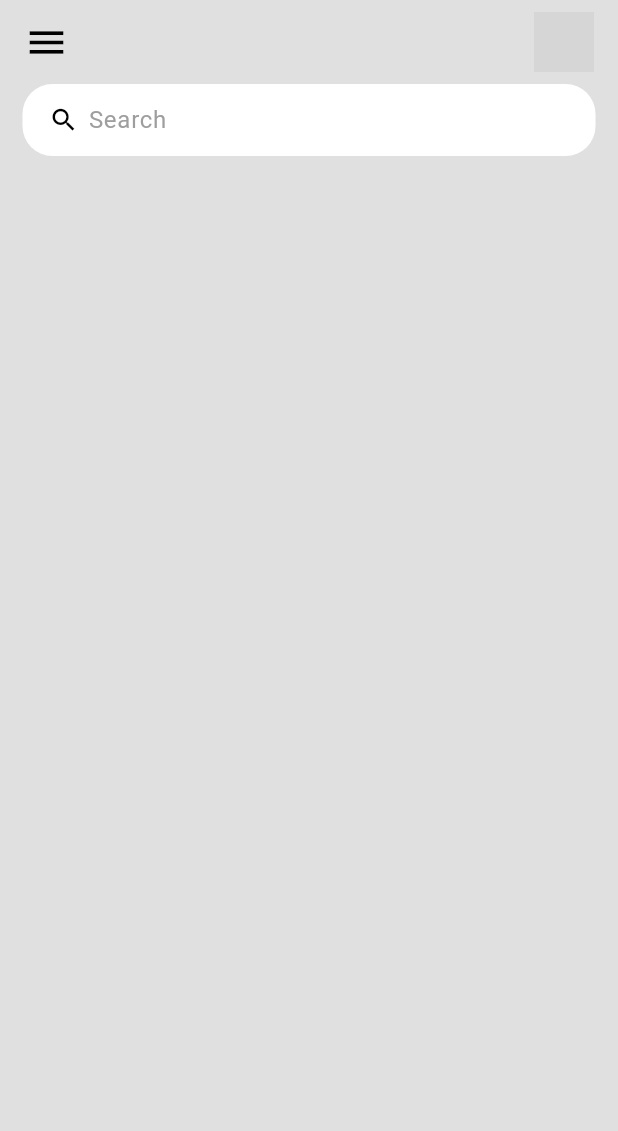
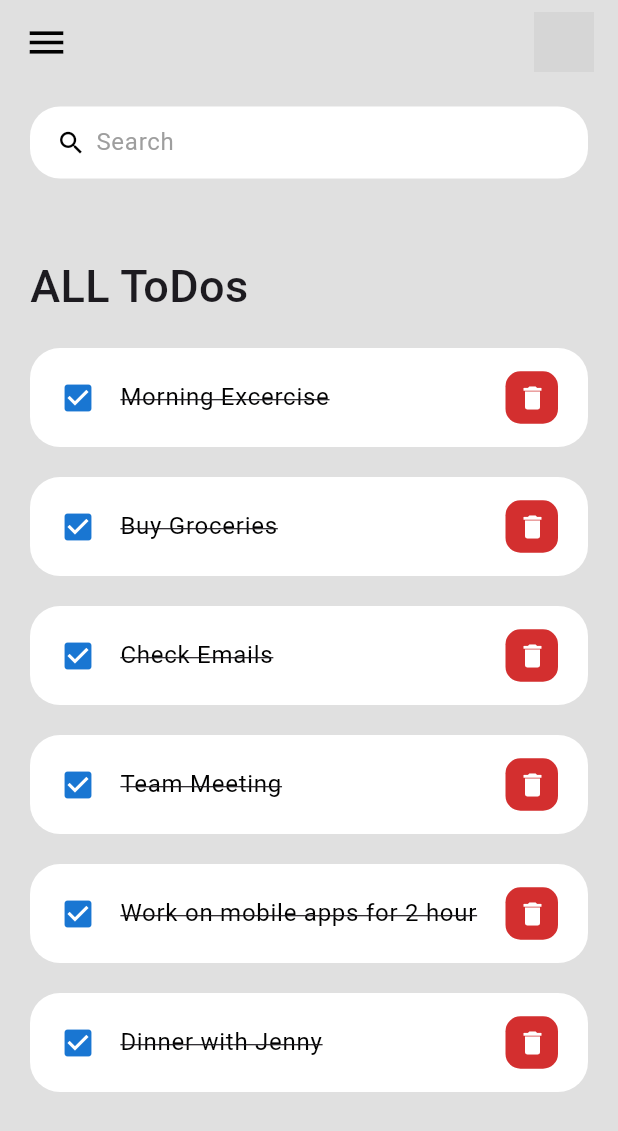
Before and after one commit to HugoGsilva/apptest, a Flutter app: the screen it shows after launch, on a phone screen of 412 x 824 dp. Shown: the top 1131 px of the screen. Run offline on Flutter 3.47's test engine with Material 3 defaults, Android fonts, the phone set to English and light mode, and no system bars; grey boxes are pictures that could not be loaded.

Commit message:
Refatorar o layout da tela inicial e adicionar o widget ToDoItem
Refatorado o layout da tela inicial para incluir uma caixa de pesquisa e uma lista de itens ToDo.
Adicionado o widget ToDoItem para exibir itens ToDo individuais na lista.

```diff
--- /dev/null
+++ b/lib/model/todo.dart
@@ -0,0 +1,34 @@
+class Todo {
+  String? id;
+  String? todoText;
+  bool isDone;
+
+  Todo({
+    required this.id,
+    required this.todoText,
+    this.isDone = false,
+  });
+
+  static List<Todo> todolist() {
+    return [
+      Todo(id: '01', todoText: 'Morning Excercise', isDone: true),
+      Todo(id: '02', todoText: 'Buy Groceries', isDone: true),
+      Todo(
+        id: '03',
+        todoText: 'Check Emails',
+      ),
+      Todo(
+        id: '04',
+        todoText: 'Team Meeting',
+      ),
+      Todo(
+        id: '05',
+        todoText: 'Work on mobile apps for 2 hour',
+      ),
+      Todo(
+        id: '06',
+        todoText: 'Dinner with Jenny',
+      ),
+    ];
+  }
+}
--- a/lib/screens/home.dart
+++ b/lib/screens/home.dart
@@ -1,9 +1,12 @@
-import 'dart:math';
 import 'package:apptest/constants/colors.dart';
 import 'package:flutter/material.dart';
+import 'package:apptest/widgets/todo_item.dart';
+import 'package:apptest/model/todo.dart';
 
 class Home extends StatelessWidget {
-  const Home({Key? key}) : super(key: key);
+  Home({Key? key}) : super(key: key);
+
+  final todosList = Todo.todolist();
 
   @override
   Widget build(BuildContext context) {
@@ -11,10 +14,28 @@ class Home extends StatelessWidget {
       backgroundColor: tdBGColor,
       appBar: _buildAppBar(),
       body: Container(
-        padding: EdgeInsets.symmetric(horizontal: 15),
+        padding: EdgeInsets.symmetric(horizontal: 20, vertical: 15),
         child: Column(
           children: [
             searchBox(),
+            Expanded(
+              child: ListView(
+                children: [
+                  Container(
+                    margin: EdgeInsets.only(top: 50, bottom: 20),
+                    child: Text(
+                      'ALL ToDos',
+                      style:
+                          TextStyle(fontSize: 30, fontWeight: FontWeight.w500),
+                    ),
+                  ),
+                  for (Todo todo in todosList)
+                    ToDoItem(
+                      todo: todo,
+                    ),
+                ],
+              ),
+            )
           ],
         ),
       ),
--- /dev/null
+++ b/lib/widgets/todo_item.dart
@@ -0,0 +1,52 @@
+import 'package:apptest/constants/colors.dart';
+import 'package:flutter/material.dart';
+import 'package:apptest/model/todo.dart';
+
+class ToDoItem extends StatelessWidget {
+  final Todo todo;
+
+  const ToDoItem({Key? key, required this.todo}) : super(key: key);
+
+  @override
+  Widget build(BuildContext context) {
+    return Container(
+      margin: EdgeInsets.only(bottom: 20),
+      child: ListTile(
+          onTap: () {
+            print('mark as done');
+          },
+          shape: RoundedRectangleBorder(
+            borderRadius: BorderRadius.circular(20),
+          ),
+          contentPadding: EdgeInsets.symmetric(horizontal: 20, vertical: 5),
+          tileColor: Colors.white,
+          leading: Icon(Icons.check_box, color: tdBlue),
+          title: Text(
+            todo.todoText!,
+            style: TextStyle(
+              fontSize: 16,
+              color: tdBlack,
+              decoration: TextDecoration.lineThrough,
+            ),
+          ),
+          trailing: Container(
+            padding: EdgeInsets.all(0),
+            margin: EdgeInsets.symmetric(vertical: 5),
+            height: 35,
+            width: 35,
+            decoration: BoxDecoration(
+              color: tdRed,
+              borderRadius: BorderRadius.circular(10),
+            ),
+            child: IconButton(
+              color: Colors.white,
+              iconSize: 20,
+              icon: Icon(Icons.delete),
+              onPressed: () {
+                print('delete');
+              },
+            ),
+          )),
+    );
+  }
+}
```
